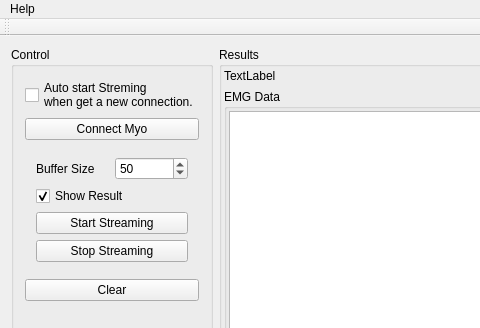
Before: the Qt Designer form mainwindow.ui in csavur/MyoLSLRelay, drawn with Qt 5; both pictures show x 0 to 480 and y 0 to 328 of the 953 by 560 pixel window.
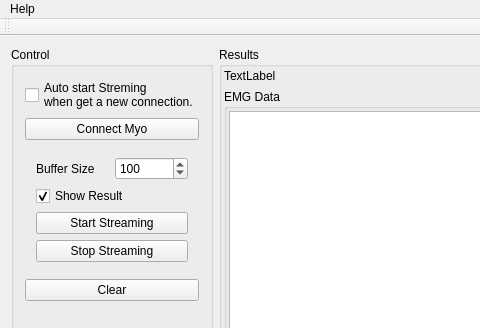
After: the same form once the commit is applied. Icons and pictures are not drawn.

The edit to the form file:
```diff
--- a/mainwindow.ui
+++ b/mainwindow.ui
@@ -47,7 +47,7 @@
              <number>4000</number>
             </property>
             <property name="value">
-             <number>50</number>
+             <number>100</number>
             </property>
            </widget>
           </item>
```
